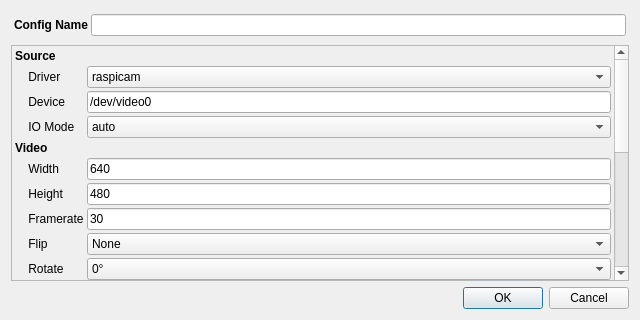
Old version of the form ui/camstream_dialog.ui in the repository ArPiRobot/ArPiRobot-DeployTool.
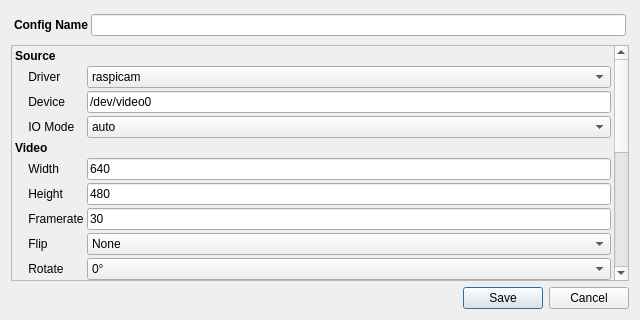
New version of the form.

Commit message: Add support to generate config files to camstream UI

The edit to the form file:
```diff
--- a/ui/camstream_dialog.ui
+++ b/ui/camstream_dialog.ui
@@ -619,7 +619,7 @@
       <enum>Qt::Horizontal</enum>
      </property>
      <property name="standardButtons">
-      <set>QDialogButtonBox::Cancel|QDialogButtonBox::Ok</set>
+      <set>QDialogButtonBox::Cancel|QDialogButtonBox::Save</set>
      </property>
     </widget>
    </item>
```
Left out of the diff: 8 changed lines with no effect on the pictures. The commit also changes 4 other files.
